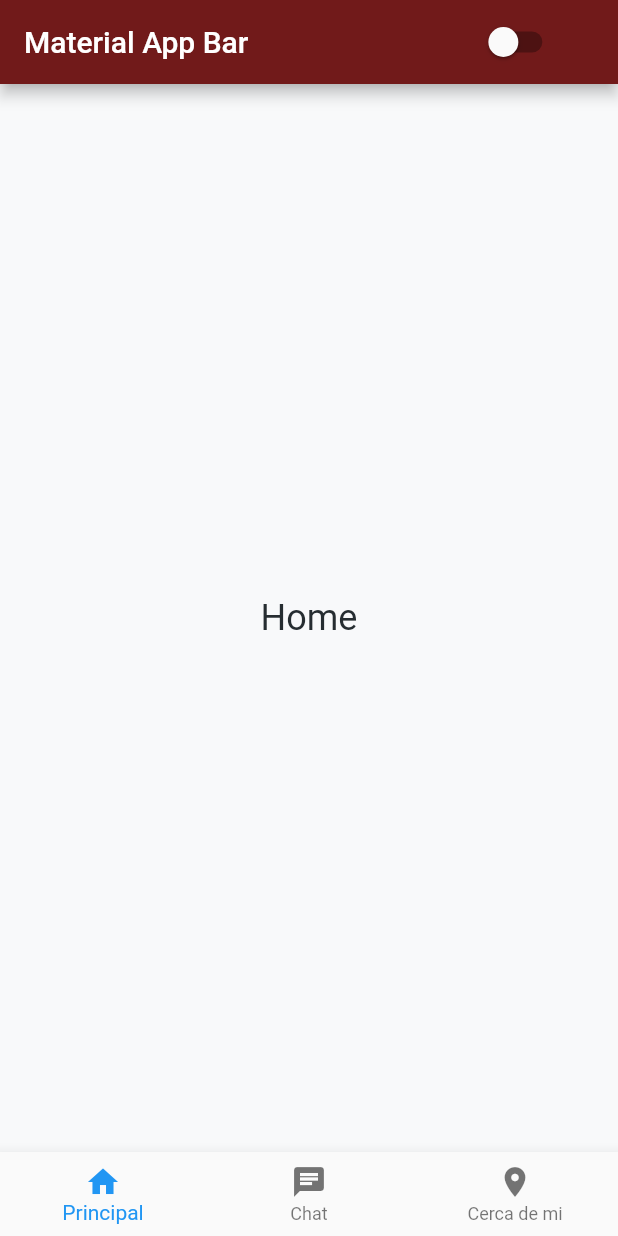
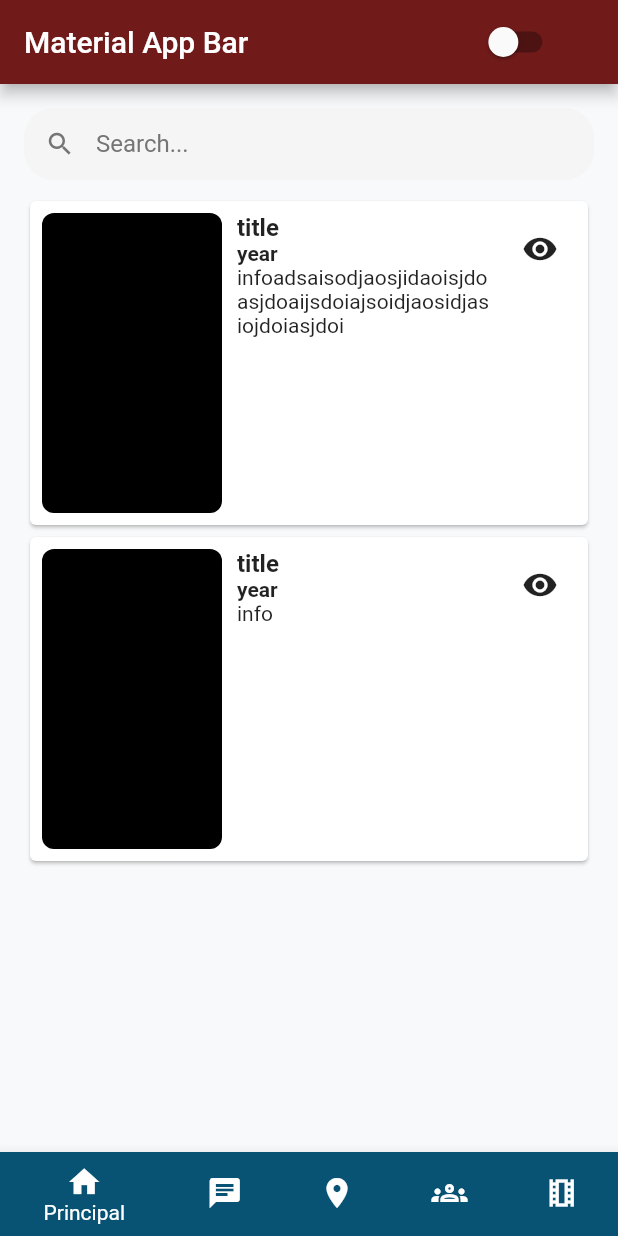
Before and after one commit to J4ngel/Broadcast_movie, a Flutter app: the screen it shows after launch, on a phone screen of 412 x 824 dp. Run offline on Flutter 3.47's test engine with Material 2 defaults, Android fonts, the light colour scheme and no system bars; our stand-ins replace shared_preferences.

Commit message:
Expansión barra de navegación y desarrollo de la pagina de inicio, version estable, falta por desarrollar

```diff
--- a/lib/ui/pages/home/home.dart
+++ b/lib/ui/pages/home/home.dart
@@ -1,5 +1,6 @@
 import 'package:broadcast_movie/models/theme_preferences.dart';
 import 'package:broadcast_movie/providers/theme.dart';
+import 'package:broadcast_movie/ui/pages/home/widgets/card_movie.dart';
 import 'package:flutter/material.dart';
 import 'package:provider/provider.dart';
 
@@ -40,16 +41,45 @@ class _HomeState extends State<Home> {
               ? const Color(0xff085373)
               : const Color(0xff711A1A),
         ),
-        body: Center(
-          child: Text(
-            'Home',
-            style: TextStyle(
-              fontSize: 24,
-              color: currentTheme.isDarkTheme()
-                  ? const Color(0xffFFFFFF)
-                  : const Color(0xff262D31),
-            ),
+
+        body: Padding(
+          padding: const EdgeInsets.only(left: 16,right: 16,top:16),
+          child: Column(
+            mainAxisSize: MainAxisSize.max,
+            crossAxisAlignment: CrossAxisAlignment.start,
+            children: [
+              TextField(
+                decoration: InputDecoration(
+                  hintText: "Search...",
+                  hintStyle: TextStyle(color: Colors.grey.shade600),
+                  prefixIcon: Icon(
+                    Icons.search,
+                    color: Colors.grey.shade600,
+                    size:20
+                  ),
+                  filled:true,
+                  fillColor: Colors.grey.shade100,
+                  contentPadding: EdgeInsets.all(8),
+                  enabledBorder: OutlineInputBorder(
+                    borderRadius: BorderRadius.circular(20),
+                    borderSide: BorderSide(color:Colors.grey.shade100)
+                  )
+                ),
+              ),
+              Expanded(
+                child: Padding(
+                  padding: const EdgeInsets.only(top:10),
+                  child: ListView(
+                    children: [
+                      card_movie(img: "url", title: "title", year: "year", info: "infoadsaisodjaosjidaoisjdoasjdoaijsdoiajsoidjaosidjasiojdoiasjdoi"),
+                      card_movie(img: "url", title: "title", year: "year", info: "info")
+                      ],
+                  ),
+                )
+              )
+            ],
           ),
-        ));
+        )
+    );
   }
 }
--- a/lib/ui/pages/home/navegation.dart
+++ b/lib/ui/pages/home/navegation.dart
@@ -24,10 +24,32 @@ class _NavagationBarState extends State<NavagationBar> {
         },
         currentIndex: _paginaActual,
         items: const [
-          BottomNavigationBarItem(icon: Icon(Icons.home), label: 'Principal'),
-          BottomNavigationBarItem(icon: Icon(Icons.chat), label: 'Chat'),
-          BottomNavigationBarItem(icon: Icon(Icons.location_on),label: 'Cerca de mi')
+          BottomNavigationBarItem(
+            icon: Icon(Icons.home),
+            label: 'Principal',
+            backgroundColor: Color(0xff085373)),
+
+          BottomNavigationBarItem(
+            icon: Icon(Icons.chat),
+            label: 'Chat',
+            backgroundColor: Color(0xff085373)),
+
+          BottomNavigationBarItem(
+            icon: Icon(Icons.location_on),
+            label: 'Cerca de mi',
+            backgroundColor: Color(0xff085373)),
+
+          BottomNavigationBarItem(
+            icon: Icon(Icons.groups_outlined),
+            label: 'Cerca de mi',
+            backgroundColor: Color(0xff085373)),
+
+          BottomNavigationBarItem(
+            icon: Icon(Icons.local_movies_outlined),
+            label: 'Cerca de mi',
+            backgroundColor: Color(0xff085373)),
         ],
+        selectedItemColor: Colors.white,
       ),
     );
   }
--- /dev/null
+++ b/lib/ui/pages/home/widgets/card_movie.dart
@@ -0,0 +1,43 @@
+import 'package:flutter/material.dart';
+
+class card_movie extends StatelessWidget {
+  String img;
+  String title;
+  String year;
+  String info;
+
+  card_movie({
+    required this.img,
+    required this.title,
+    required this.year,
+    required this.info,
+  });
+
+  @override
+  Widget build(BuildContext context) {
+    return Card(
+      child: Padding(
+        padding: const EdgeInsets.all(8.0),
+        child: Row(
+          crossAxisAlignment: CrossAxisAlignment.start,
+          children: [
+            Container(width: 120,height: 200, decoration: BoxDecoration(color: Colors.black, borderRadius: BorderRadius.circular(8)),),
+
+            Expanded(child: Padding(
+              padding: const EdgeInsets.only(left: 10,right: 10),
+              child: Column(
+                crossAxisAlignment: CrossAxisAlignment.start,
+                children: [
+                  Text(title, style: TextStyle(fontSize: 16, fontWeight: FontWeight.bold)),
+                  Text(year, style: TextStyle(fontSize: 14, fontWeight: FontWeight.bold)),
+                  Text(info)],
+                ),
+            )
+            ),
+            IconButton(onPressed: (){}, icon: Icon(Icons.remove_red_eye))
+          ],
+        ),
+      ),
+    );
+  }
+}
--- a/lib/ui/pages/near_me/near_me.dart
+++ b/lib/ui/pages/near_me/near_me.dart
@@ -39,14 +39,6 @@ class _Near_me_pageState extends State<Near_me_page> {
     return Scaffold(
       appBar: AppBar(
         title: Text("Cerca de mi"),
-        /* Row(
-          mainAxisAlignment: MainAxisAlignment.center,
-          children: <Widget>[
-            Text("Cerca de mi"),
-            SizedBox(width: 50),
-            IconButton(onPressed: (){}, icon: Icon(Icons.refresh))
-          ],
-        ), */
         actions:[
           Container(
             padding: EdgeInsets.only(right: 20),
```
